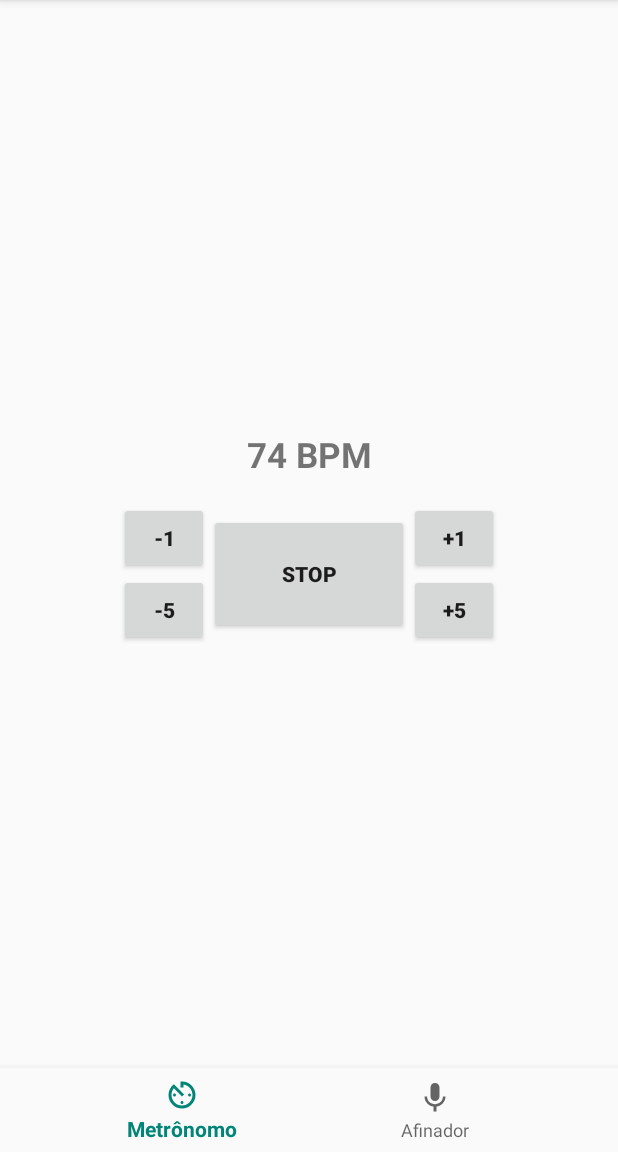
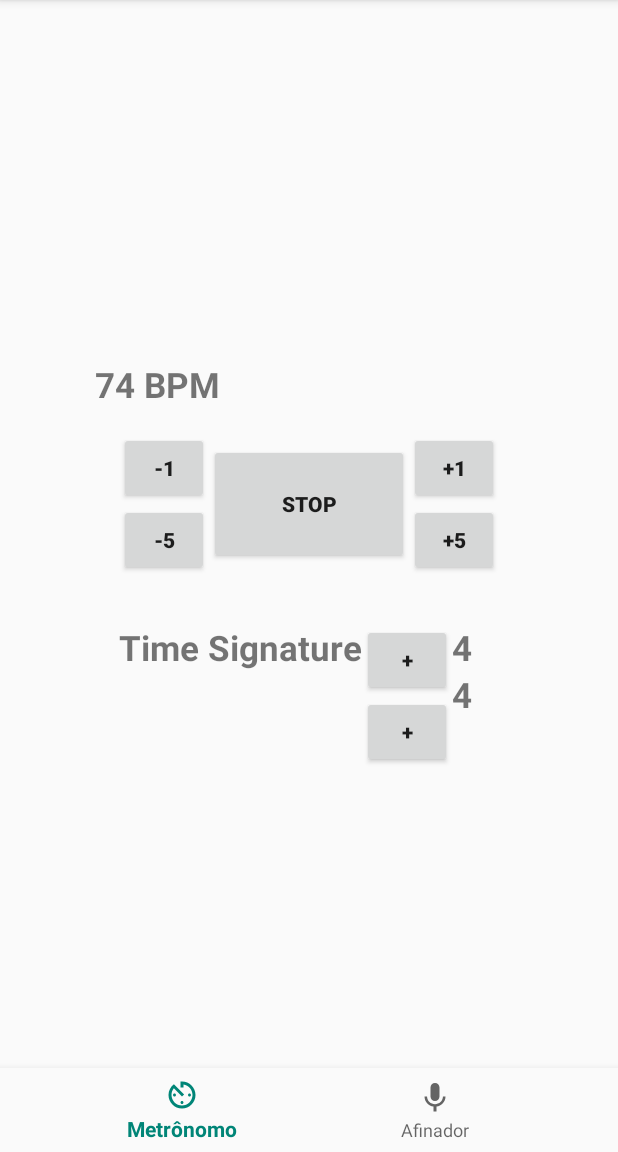
Before and after one commit to andredxc/embarcados, an Android app: the screen it shows after launch (MainActivity), after a tap on "START", on a phone screen of 412 x 824 dp, the part 84-1236 px from its top. Run offline under Robolectric (Android 15) with nearby library versions, the phone set to English and light mode, and no system bars.

Commit message:
Merge branch 'master' of C:\Users\Lucas\embarcados with conflicts.

```diff
--- a/togepy/app/src/main/java/com/example/togepy/MainActivity.java
+++ b/togepy/app/src/main/java/com/example/togepy/MainActivity.java
@@ -60,6 +60,7 @@ public class MainActivity extends AppCompatActivity {
         }
         else{
             _metronome.setBpmTextView((TextView) findViewById(R.id.bpmTextView));
+            _metronome.setTimeSignatureTopTextView((TextView) findViewById(R.id.timeSignatureTopTextView));
             _metronome.start(this);
             Button mButton = (Button)findViewById(R.id.activate_metronome);
             mButton.setText(R.string.stop_metronome);
@@ -88,4 +89,23 @@ public class MainActivity extends AppCompatActivity {
         }
 
     }
+    public void changeTimeSignature(View view){
+
+        switch(view.getId()){
+
+            case R.id.timeSignatureTop:
+                int ts = _metronome.getTimeSignature1();
+                ts+=1;
+                if (ts > 20){
+                    ts = 1;
+                }
+                _metronome.setTimeSignature1(ts);
+                break;
+            case R.id.timeSignatureBottom:
+                break;
+            default:
+                Log.e("Internal", "Unrecognized button id");
+        }
+
+    }
 }
--- a/togepy/app/src/main/java/com/example/togepy/Metronome.java
+++ b/togepy/app/src/main/java/com/example/togepy/Metronome.java
@@ -12,6 +12,7 @@ import java.util.TimerTask;
 public class Metronome {
 
     private final int MAX_BPM = 200;
+    private final int MAX_TS = 20;
     private int _timeSignature1, _timeSignature2;
     private int _bpm, _accentNote, _currentNote;
     private boolean _isRunning;
@@ -20,6 +21,7 @@ public class Metronome {
     private Context _currentContext;
     private MediaPlayer _mediaPlayer, _accentMediaPlayer;
     private TextView _bpmTextView = null;
+    private TextView _timeSignatureTopTextView = null;
 
     public Metronome(){
 
@@ -41,7 +43,7 @@ public class Metronome {
             _currentNote = 1;
             _mediaPlayer = MediaPlayer.create(context, R.raw.low_seiko_sq50);
             _accentMediaPlayer = MediaPlayer.create(context, R.raw.high_seiko_sq50);
-            _tickPeriodMs = (long) ((60.0/(float) getBpm())*1000.0)*_timeSignature1/_timeSignature2;
+            _tickPeriodMs =  (long) ((60.0/(float) getBpm())*1000.0);
             _timer = new Timer();
             Log.v("Metronome", "Starting metronome at " + getBpm() + " BPM ( " +
                     _tickPeriodMs + " miliseconds per beat)");
@@ -103,6 +105,14 @@ public class Metronome {
             _bpmTextView.setText(Integer.toString(getBpm()) + " BPM");
         }
     }
+    private void refreshTimeSignatureTopTextView(){
+
+        if(_timeSignatureTopTextView != null){
+            _timeSignatureTopTextView.setText(Integer.toString(getTimeSignature1()));
+            Log.v("Time Signature set", "TS = " + _timeSignature1);
+        }
+        Log.v("Time Signature set", "TS = " + _timeSignature1);
+    }
 
     private float calculatePrecision(long currentPeriodMs){
 
@@ -115,6 +125,12 @@ public class Metronome {
         refreshBpmTextView();
     }
 
+    public void setTimeSignatureTopTextView(TextView textView){
+
+        _timeSignatureTopTextView = textView;
+        refreshTimeSignatureTopTextView();
+    }
+
     public void setBpm(int bpm){
 
         if(bpm <= MAX_BPM){
@@ -124,6 +140,18 @@ public class Metronome {
         else{
             Log.v("Metronome", "BPM = " + bpm + " not allowed.");
         }
+    }
+
+    public void setTimeSignatureTop(int ts){
+
+        if(ts < MAX_TS){
+            _timeSignature1 = ts;
+
+        }
+        else{
+            Log.v("Time Signature", "TS = " + _timeSignature1 + " not allowed.");
+        }
+        refreshTimeSignatureTopTextView();
     }
 
     public void increaseBpm(int value){
@@ -152,7 +180,15 @@ public class Metronome {
         }
     }
 
-    public void setTimeSignature1(int value){ _timeSignature1 = value; }
+    public void setTimeSignature1(int value){
+        _timeSignature1 = value;
+        Log.v("Time Signature", "TS = " + _timeSignature1);
+        if(_isRunning){
+            stop();
+            start(_currentContext);
+        }
+        refreshTimeSignatureTopTextView();
+    }
 
     public void setTimeSignature2(int value){ _timeSignature2 = value; }
 
--- a/togepy/app/src/main/res/layout/activity_main.xml
+++ b/togepy/app/src/main/res/layout/activity_main.xml
@@ -6,6 +6,17 @@
     android:layout_width="match_parent"
     android:layout_height="match_parent"
     tools:context=".MainActivity">
+
+    <LinearLayout
+        android:layout_width="wrap_content"
+        android:layout_height="wrap_content"
+        android:orientation="vertical"
+        android:padding="16dp"
+        app:layout_constraintBottom_toBottomOf="parent"
+        app:layout_constraintLeft_toLeftOf="parent"
+        app:layout_constraintRight_toRightOf="parent"
+        app:layout_constraintTop_toTopOf="parent" >
+
 
         <TextView
             android:id="@+id/bpmTextView"
@@ -68,7 +79,7 @@
             <LinearLayout
                 android:layout_width="wrap_content"
                 android:layout_height="wrap_content"
-            android:orientation="vertical">
+                android:orientation="vertical" >
 
                 <Button
                     android:id="@+id/timePlusOne"
@@ -85,9 +96,84 @@
                     android:onClick="changeMetronomeTime"
                     android:textStyle="bold"
                     android:text="@string/timePlusFive" />
+            </LinearLayout>
+
 
         </LinearLayout>
 
+        <LinearLayout
+            android:orientation="horizontal"
+            android:layout_width="wrap_content"
+            android:layout_height="wrap_content"
+            android:padding="16dp"
+            app:layout_constraintBottom_toBottomOf="parent"
+            app:layout_constraintTop_toTopOf="parent"
+            app:layout_constraintRight_toRightOf="parent"
+            app:layout_constraintLeft_toLeftOf="parent"
+            app:layout_constraintVertical_bias="0.498">
+
+            <TextView
+            android:id="@+id/timeSignatureTextView"
+            android:layout_width="wrap_content"
+            android:layout_height="wrap_content"
+            android:text="Time Signature"
+            android:textSize="35px"
+            android:textStyle="bold"
+            app:layout_constraintLeft_toLeftOf="parent"
+            app:layout_constraintRight_toRightOf="parent"
+            app:layout_constraintTop_toTopOf="parent" />
+
+            <LinearLayout
+                android:layout_width="wrap_content"
+                android:layout_height="wrap_content"
+                android:orientation="vertical">
+
+                <Button
+                    android:id="@+id/timeSignatureTop"
+                    android:layout_width="90px"
+                    android:layout_height="wrap_content"
+                    android:onClick="changeTimeSignature"
+                    android:textStyle="bold"
+                    android:text="@string/startingTimeSignature" />
+
+                <Button
+                    android:id="@+id/timeSignatureBottom"
+                    android:layout_width="90px"
+                    android:layout_height="wrap_content"
+                    android:onClick="changeTimeSignature"
+                    android:textStyle="bold"
+                    android:text="@string/startingTimeSignature" />
+            </LinearLayout>
+            <LinearLayout
+                android:layout_width="wrap_content"
+                android:layout_height="wrap_content"
+                android:orientation="vertical">
+                <TextView
+                    android:id="@+id/timeSignatureTopTextView"
+                    android:layout_width="wrap_content"
+                    android:layout_height="wrap_content"
+                    android:textStyle="bold"
+                    android:text="4"
+                    android:textSize="35px"
+                    app:layout_constraintRight_toRightOf="parent"
+                    app:layout_constraintLeft_toLeftOf="parent"
+                    app:layout_constraintBottom_toTopOf="@+id/linearLayout"
+                    app:layout_constraintTop_toTopOf="parent"
+                    app:layout_constraintVertical_bias="1.0" />
+                <TextView
+                    android:id="@+id/timeSignatureBottomTextView"
+                    android:layout_width="wrap_content"
+                    android:layout_height="wrap_content"
+                    android:textStyle="bold"
+                    android:text="4"
+                    android:textSize="35px"
+                    app:layout_constraintRight_toRightOf="parent"
+                    app:layout_constraintLeft_toLeftOf="parent"
+                    app:layout_constraintBottom_toTopOf="@+id/linearLayout"
+                    app:layout_constraintTop_toTopOf="parent"
+                    app:layout_constraintVertical_bias="1.0" />
+            </LinearLayout>
+        </LinearLayout>
 
     </LinearLayout>
 
@@ -103,4 +189,7 @@
         app:layout_constraintRight_toRightOf="parent"
         app:menu="@menu/bottom_nav_menu" />
 
+
+
+
 </androidx.constraintlayout.widget.ConstraintLayout>
--- a/togepy/app/src/main/res/values/strings.xml
+++ b/togepy/app/src/main/res/values/strings.xml
@@ -1,5 +1,8 @@
 <resources>
     <string name="app_name">Togepy</string>
+    <string name="title_home">Home</string>
+    <string name="title_dashboard">Dashboard</string>
+    <string name="title_notifications">Notifications</string>
 
     <string name="action_settings">Settings</string>
     <string name="drawer_metronome">Metronome</string>
@@ -14,4 +17,5 @@
     <string name="title_metronome">Metrônomo</string>
     <string name="title_tuner">Afinador</string>
     <string name="title_activity_test">TestActivity</string>
+    <string name="startingTimeSignature">+</string>
 </resources>
```
Lines whose indentation alone changed are shown as unchanged.
